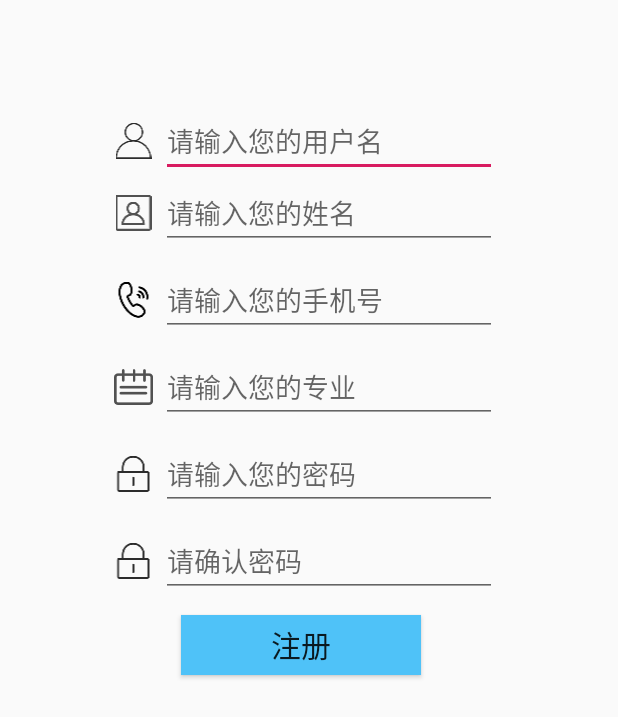
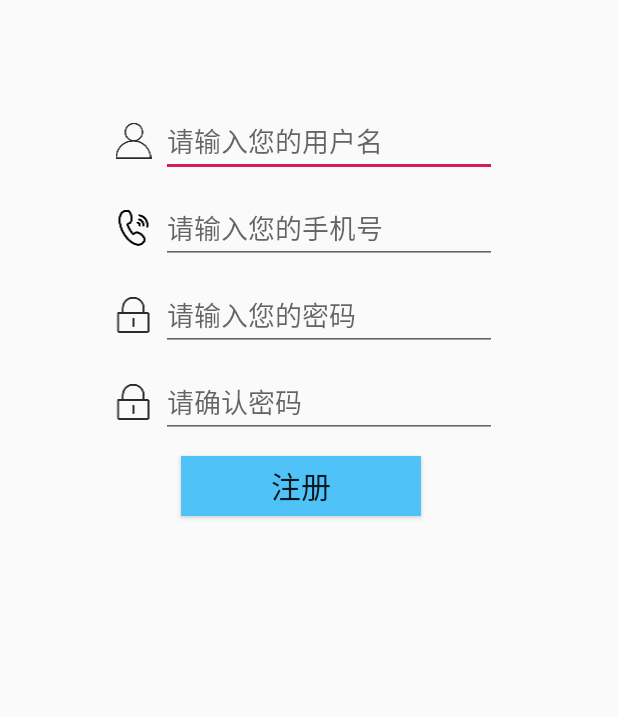
Before and after one commit to hxh3716/SencondHand, an Android app: the layout fragment_tab_02.xml on its own in the app's theme, with its tools: preview values and no code run, on a phone screen of 412 x 824 dp. Shown: the top 717 px of the screen. Run offline under Robolectric (Android 15) with nearby library versions, the phone set to English and light mode, and no system bars.

Commit message:
第一版

```diff
--- a/app/src/main/AndroidManifest.xml
+++ b/app/src/main/AndroidManifest.xml
@@ -3,6 +3,7 @@
     package="com.hpu.sencondhand">
 
     <uses-permission android:name="android.permission.INTERNET" />
+    <uses-permission android:name="android.permission.WRITE_EXTERNAL_STORAGE"/>
 
     <application
         android:allowBackup="true"
--- a/app/src/main/java/com/hpu/sencondhand/activity/DetailActivity.java
+++ b/app/src/main/java/com/hpu/sencondhand/activity/DetailActivity.java
@@ -18,6 +18,7 @@ import android.widget.Toolbar;
 import com.google.gson.Gson;
 import com.hpu.sencondhand.R;
 import com.hpu.sencondhand.bean.User;
+import com.hpu.sencondhand.util.ImgPath;
 import com.hpu.sencondhand.util.StringCallBack;
 import com.zhy.http.okhttp.OkHttpUtils;
 
@@ -44,6 +45,8 @@ public class DetailActivity extends AppCompatActivity {
     ImageView mImgPhone;
     @BindView(R.id.img_favorite)
     ImageView mImgFavorite;
+    @BindView(R.id.img_show)
+    ImageView mImgShow;
     @BindView(R.id.toolbar)
     Toolbar toolbar;
     private Intent intent;
@@ -70,12 +73,13 @@ public class DetailActivity extends AppCompatActivity {
         mTxPrice.setText(intent.getStringExtra("price"));
         mTxPhone.setText(intent.getStringExtra("phone"));
         imgpath=intent.getStringExtra("imgpath");
+        mImgShow.setImageURI(ImgPath.getImage(imgpath,DetailActivity.this));
         id=intent.getStringExtra("id");
     }
     @OnClick({R.id.img_phone,R.id.img_favorite})
     public void onclick(View v){
         if (v.getId()==R.id.img_phone){
-            Intent dialIntent =  new Intent(Intent.ACTION_DIAL, Uri.parse("tel:" +"13585318669" ));//跳转到拨号界面，同时传递电话号码
+            Intent dialIntent =  new Intent(Intent.ACTION_DIAL, Uri.parse("tel:" +mTxPhone.getText().toString() ));//跳转到拨号界面，同时传递电话号码
             startActivity(dialIntent);
         }else if (v.getId()==R.id.img_favorite){
             //收藏商品
--- a/app/src/main/java/com/hpu/sencondhand/fragment/LoginFragment.java
+++ b/app/src/main/java/com/hpu/sencondhand/fragment/LoginFragment.java
@@ -83,10 +83,7 @@ public class LoginFragment extends Fragment {
                 }
                 break;
             case R.id.btn_login:
-              // login();
-                Intent intent=new Intent(getActivity(), MainActivity.class);
-                startActivity(intent);
-                getActivity().finish();
+               login();
                 break;
         }
     }
--- a/app/src/main/res/layout/activity_detail.xml
+++ b/app/src/main/res/layout/activity_detail.xml
@@ -31,6 +31,7 @@
             android:textStyle="normal" />
     </Toolbar>
     <ImageView
+        android:id="@+id/img_show"
         android:layout_width="120dp"
         android:layout_height="0dp"
         android:layout_weight="2"
--- a/app/src/main/res/layout/fragment_me.xml
+++ b/app/src/main/res/layout/fragment_me.xml
@@ -52,11 +52,10 @@
                 android:layout_marginLeft="16dp"
                 android:adjustViewBounds="true"
                 android:scaleType="centerCrop"
-                android:src="@drawable/holder" />
+                android:src="@drawable/backkk" />
 
             <TextView
-
-                android:id="@+id/tx_myname"
+                android:id="@+id/tx_owner"
                 android:layout_width="wrap_content"
                 android:layout_height="match_parent"
                 android:layout_marginLeft="20dp"
--- a/app/src/main/res/layout/fragment_tab_02.xml
+++ b/app/src/main/res/layout/fragment_tab_02.xml
@@ -24,24 +24,6 @@
             android:layout_weight="6"/>
     </LinearLayout>
 
-    <LinearLayout
-        android:layout_width="match_parent"
-        android:layout_height="wrap_content"
-        android:layout_marginLeft="35dp"
-        android:layout_marginRight="35dp">
-        <ImageView
-            android:layout_width="0dp"
-            android:layout_height="wrap_content"
-            android:src="@drawable/name"
-            android:layout_gravity="center"
-            android:layout_weight="1"/>
-        <EditText
-            android:id="@+id/ed_name"
-            android:layout_width="0dp"
-            android:layout_height="wrap_content"
-            android:hint="请输入您的姓名"
-            android:layout_weight="6"/>
-    </LinearLayout>
 
     <LinearLayout
         android:layout_width="match_parent"
@@ -65,27 +47,7 @@
             android:hint="请输入您的手机号" />
 
     </LinearLayout>
-    <LinearLayout
-        android:layout_width="match_parent"
-        android:layout_height="wrap_content"
-        android:layout_marginTop="10dp"
-        android:layout_marginLeft="35dp"
-        android:layout_marginRight="35dp">
-        <ImageView
-            android:layout_width="0dp"
-            android:layout_height="wrap_content"
-            android:src="@drawable/clas"
-            android:layout_gravity="center"
-            android:layout_weight="1"/>
 
-        <EditText
-            android:id="@+id/ed_major"
-            android:layout_width="0dp"
-            android:layout_height="wrap_content"
-            android:layout_weight="6"
-            android:hint="请输入您的专业" />
-
-    </LinearLayout>
     <LinearLayout
         android:layout_width="match_parent"
         android:layout_height="wrap_content"
```
Also changed, not shown: app/src/main/java/com/hpu/sencondhand/activity/CategoryActivity.java (+7 -1 lines), app/src/main/java/com/hpu/sencondhand/fragment/HomeFragment.java (+7 -2 lines), app/src/main/java/com/hpu/sencondhand/fragment/MeFragment.java (+8 -1 lines), app/src/main/java/com/hpu/sencondhand/fragment/RegisterFragment.java (+15 -7 lines), app/src/main/java/com/hpu/sencondhand/fragment/ReleaseFragemnt.java (+17 -1 lines), app/src/main/java/com/hpu/sencondhand/util/ImgPath.java (+40 -26 lines), app/src/main/res/drawable/backkk.jpg (added).
